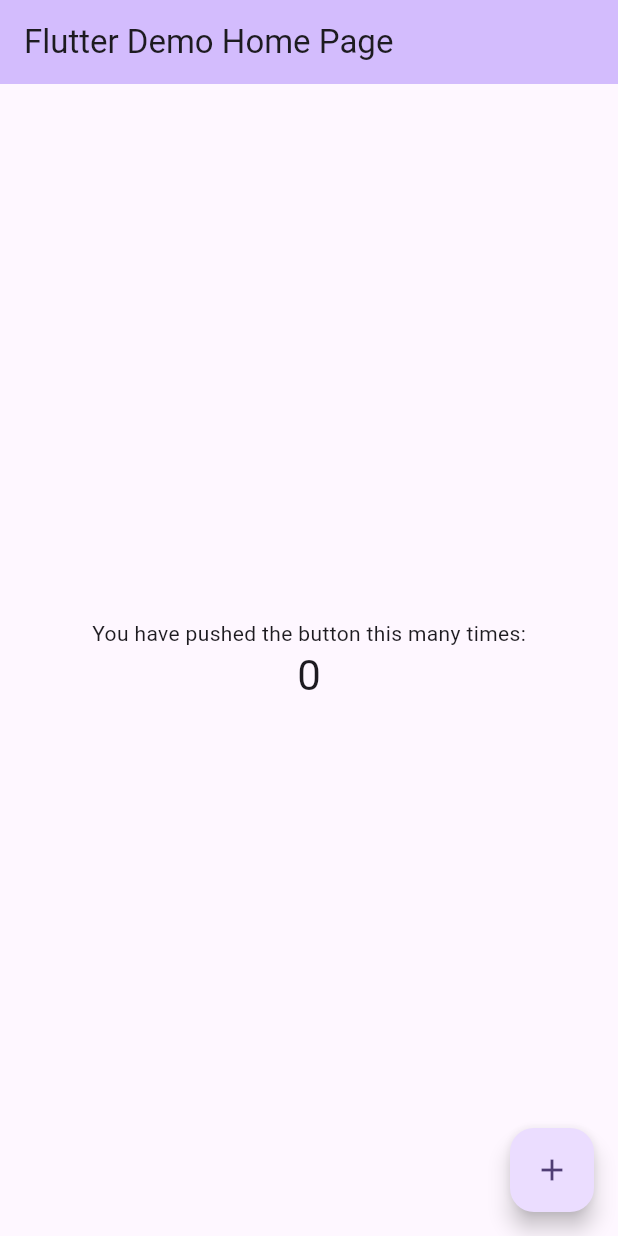
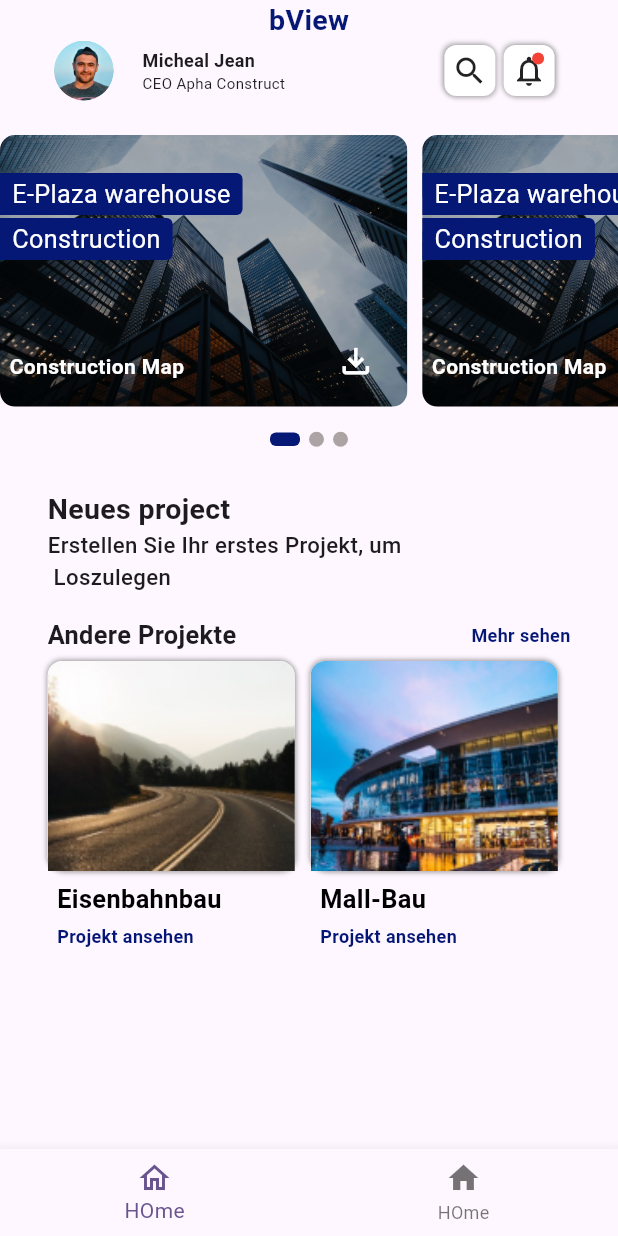
Before and after one commit to Temesgenzewude/construction_app, a Flutter app: the screen it shows after launch, on a phone screen of 412 x 824 dp. Run offline on Flutter 3.47's test engine with Material 3 defaults, Android fonts, the phone set to English and light mode, and no system bars; Roboto replaces fonts that are missing (Montserrat).

Commit message:
home feature

```diff
--- a/lib/main.dart
+++ b/lib/main.dart
@@ -1,3 +1,4 @@
+import 'package:construction_app/src/features/Home/presentation/screens/home_screen.dart';
 import 'package:flutter/material.dart';
 
 void main() {
@@ -12,6 +13,7 @@ class MyApp extends StatelessWidget {
   Widget build(BuildContext context) {
     return MaterialApp(
       title: 'Flutter Demo',
+      debugShowCheckedModeBanner: false,
       theme: ThemeData(
         // This is the theme of your application.
         //
@@ -31,7 +33,7 @@ class MyApp extends StatelessWidget {
         colorScheme: ColorScheme.fromSeed(seedColor: Colors.deepPurple),
         useMaterial3: true,
       ),
-      home: const MyHomePage(title: 'Flutter Demo Home Page'),
+      home: const HomeScreen(),
     );
   }
 }
--- /dev/null
+++ b/lib/src/common_widgets/dots_widget.dart
@@ -0,0 +1,33 @@
+// ignore_for_file: must_be_immutable
+
+import 'package:construction_app/src/common_widgets/selected_dot_widget.dart';
+import 'package:construction_app/src/common_widgets/unselected_dot_widget.dart';
+import 'package:flutter/material.dart';
+
+class DotsWidget extends StatefulWidget {
+  final int selectedIndex;
+  double? size;
+  int? totalDots;
+  DotsWidget(
+      {required this.selectedIndex, this.size, super.key, this.totalDots});
+
+  @override
+  State<DotsWidget> createState() => _DotsWidgetState();
+}
+
+class _DotsWidgetState extends State<DotsWidget> {
+  @override
+  Widget build(BuildContext context) {
+    return Row(
+      mainAxisAlignment: MainAxisAlignment.center,
+      children: List.generate(
+        widget.totalDots ?? 4,
+        (index) => index == widget.selectedIndex
+            ? SelectedDot(size: widget.size)
+            : UnselectedDot(
+                size: widget.size,
+              ),
+      ),
+    );
+  }
+}
--- /dev/null
+++ b/lib/src/common_widgets/selected_dot_widget.dart
@@ -0,0 +1,26 @@
+// ignore_for_file: unused_import, must_be_immutable
+
+import 'package:construction_app/src/constants/colors.dart';
+import 'package:flutter/material.dart';
+
+class SelectedDot extends StatelessWidget {
+  SelectedDot({super.key, this.size});
+  double? size;
+  @override
+  Widget build(BuildContext context) {
+    return Padding(
+      padding: const EdgeInsets.symmetric(horizontal: 3.0),
+      child: InkWell(
+        onTap: () {},
+        child: Container(
+          width: 20,
+          height: 9,
+          decoration: BoxDecoration(
+            color: AppColors.primary,
+            borderRadius: BorderRadius.circular(4),
+          ),
+        ),
+      ),
+    );
+  }
+}
--- /dev/null
+++ b/lib/src/common_widgets/unselected_dot_widget.dart
@@ -0,0 +1,24 @@
+import 'package:flutter/material.dart';
+
+class UnselectedDot extends StatelessWidget {
+  final double? size;
+  const UnselectedDot({super.key, this.size});
+
+  @override
+  Widget build(BuildContext context) {
+    return InkWell(
+      onTap: () {},
+      child: Padding(
+        padding: const EdgeInsets.symmetric(horizontal: 3.0),
+        child: Container(
+          width: 10,
+          height: 10,
+          decoration: const BoxDecoration(
+            color: Color.fromARGB(255, 172, 164, 164),
+            shape: BoxShape.circle,
+          ),
+        ),
+      ),
+    );
+  }
+}
--- /dev/null
+++ b/lib/src/features/Home/presentation/screens/home_screen.dart
@@ -0,0 +1,241 @@
+// ignore_for_file: must_be_immutable
+
+import 'package:construction_app/src/common_widgets/dots_widget.dart';
+import 'package:construction_app/src/constants/colors.dart';
+import 'package:construction_app/src/features/Home/presentation/widgets/app_bar.dart';
+import 'package:construction_app/src/features/Home/presentation/widgets/drawer_widget.dart';
+import 'package:construction_app/src/features/Home/presentation/widgets/project_card.dart';
+import 'package:construction_app/src/utils/app_sizer.dart';
+import 'package:flutter/material.dart';
+
+class HomeScreen extends StatefulWidget {
+  const HomeScreen({super.key});
+
+  @override
+  State<HomeScreen> createState() => _HomeScreenState();
+}
+
+class _HomeScreenState extends State<HomeScreen> {
+  int selected_widget = 0;
+  PageController _controller = PageController();
+
+  onSlide(int index) {
+    setState(() {
+      selected_widget = index;
+    });
+  }
+
+  @override
+  Widget build(BuildContext context) {
+    return Scaffold(
+      appBar: AppBar(
+        toolbarHeight: 70,
+        flexibleSpace: const HomeAppBarWidget(),
+        centerTitle: true,
+        automaticallyImplyLeading: false,
+      ),
+      drawer: DrawerWidget(),
+      body: Column(
+        children: [
+          Padding(
+            padding: const EdgeInsets.only(top: 20.0),
+            child: SizedBox(
+              height: AppSizer.getHeight(context, 194),
+              child: ListView.separated(
+                controller: _controller,
+                scrollDirection: Axis.horizontal,
+                itemBuilder: (context, index) {
+                  return Stack(
+                    children: [
+                      ClipRRect(
+                        borderRadius: BorderRadius.circular(10),
+                        child: ColorFiltered(
+                          colorFilter: ColorFilter.mode(
+                            Colors.black.withOpacity(
+                                0.3), // Color to be used for the filter
+                            BlendMode.darken, // Blend mode for the filter
+                          ),
+                          child: Image.asset(
+                            'assets/images/building.jpg',
+                            fit: BoxFit.cover,
+                          ),
+                        ),
+                      ),
+                      Positioned(
+                        top: AppSizer.getWidth(context, 24),
+                        child: Column(
+                          crossAxisAlignment: CrossAxisAlignment.start,
+                          children: [
+                            Container(
+                              padding: const EdgeInsets.symmetric(
+                                  horizontal: 8, vertical: 2),
+                              decoration: const BoxDecoration(
+                                color: AppColors.primary,
+                                borderRadius: BorderRadius.only(
+                                  topRight: Radius.circular(4),
+                                  bottomRight: Radius.circular(4),
+                                ),
+                              ),
+                              child: Text(
+                                'E-Plaza warehouse',
+                                style: TextStyle(
+                                  color: Colors.white,
+                                  fontSize: AppSizer.getHeight(context, 18),
+                                ),
+                              ),
+                            ),
+                            const SizedBox(
+                              height: 2,
+                            ),
+                            Container(
+                              padding: const EdgeInsets.symmetric(
+                                  horizontal: 8, vertical: 2),
+                              decoration: const BoxDecoration(
+                                color: AppColors.primary,
+                                borderRadius: BorderRadius.only(
+                                  topRight: Radius.circular(4),
+                                  bottomRight: Radius.circular(4),
+                                ),
+                              ),
+                              child: Text(
+                                'Construction',
+                                style: TextStyle(
+                                  color: Colors.white,
+                                  fontSize: AppSizer.getHeight(context, 18),
+                                ),
+                              ),
+                            ),
+                          ],
+                        ),
+                      ),
+                      Positioned(
+                        bottom: AppSizer.getHeight(context, 18),
+                        left: AppSizer.getWidth(context, 6),
+                        child: const Text(
+                          'Construction Map',
+                          style: TextStyle(
+                            color: Colors.white,
+                            fontWeight: FontWeight.bold,
+                          ),
+                        ),
+                      ),
+                      Positioned(
+                        bottom: AppSizer.getHeight(context, 18),
+                        right: AppSizer.getWidth(context, 20),
+                        child: Icon(
+                          Icons.file_download_outlined,
+                          color: Colors.white,
+                          size: AppSizer.getWidth(context, 25),
+                        ),
+                      )
+                    ],
+                  );
+                },
+                separatorBuilder: (context, index) {
+                  return const SizedBox(width: 10);
+                },
+                itemCount: 3,
+              ),
+            ),
+          ),
+          SizedBox(
+            height: AppSizer.getHeight(context, 18),
+          ),
+          Center(
+            child: DotsWidget(
+              selectedIndex: 0,
+              size: 20,
+              totalDots: 3,
+            ),
+          ),
+          Padding(
+            padding: EdgeInsets.symmetric(
+              horizontal: AppSizer.getWidth(context, 30),
+              vertical: AppSizer.getHeight(context, 30),
+            ),
+            child: Column(
+              crossAxisAlignment: CrossAxisAlignment.start,
+              children: [
+                Text(
+                  'Neues project',
+                  style: TextStyle(
+                    fontSize: AppSizer.getWidth(context, 18),
+                    fontWeight: FontWeight.w600,
+                  ),
+                ),
+                Text(
+                  'Erstellen Sie Ihr erstes Projekt, um \n Loszulegen',
+                  style: TextStyle(
+                    fontSize: AppSizer.getWidth(context, 14),
+                    fontWeight: FontWeight.w500,
+                  ),
+                ),
+                SizedBox(
+                  height: AppSizer.getHeight(context, 18),
+                ),
+                Row(
+                  mainAxisAlignment: MainAxisAlignment.spaceBetween,
+                  children: [
+                    Text(
+                      'Andere Projekte',
+                      style: TextStyle(
+                        fontSize: AppSizer.getWidth(context, 16),
+                        fontWeight: FontWeight.w600,
+                      ),
+                    ),
+                    InkWell(
+                      splashColor: Colors.transparent,
+                      highlightColor: Colors.transparent,
+                      hoverColor: Colors.transparent,
+                      onTap: () {},
+                      child: const Text(
+                        'Mehr sehen',
+                        style: TextStyle(
+                          fontSize: 12,
+                          fontWeight: FontWeight.w600,
+                          color: AppColors.primary,
+                        ),
+                      ),
+                    )
+                  ],
+                ),
+                const SizedBox(
+                  height: 5,
+                ),
+                Row(
+                  children: [
+                    ProjectCard(
+                      projectTitle: 'Eisenbahnbau',
+                      imageUrl: 'assets/images/project_picture_1.png',
+                    ),
+                    SizedBox(
+                      width: AppSizer.getWidth(context, 10),
+                    ),
+                    ProjectCard(
+                      projectTitle: 'Mall-Bau',
+                      imageUrl: 'assets/images/project_picture_2.png',
+                    ),
+                  ],
+                )
+              ],
+            ),
+          ),
+        ],
+      ),
+      bottomNavigationBar: BottomNavigationBar(
+        items: const [
+          BottomNavigationBarItem(
+              icon: Icon(
+                Icons.home_outlined,
+              ),
+              label: 'HOme'),
+          BottomNavigationBarItem(
+              icon: Icon(
+                Icons.home,
+              ),
+              label: 'HOme')
+        ],
+      ),
+    );
+  }
+}
--- a/pubspec.yaml
+++ b/pubspec.yaml
@@ -62,9 +62,8 @@ flutter:
   uses-material-design: true
 
   # To add assets to your application, add an assets section, like this:
-  # assets:
-  #   - images/a_dot_burr.jpeg
-  #   - images/a_dot_ham.jpeg
+  assets:
+    - assets/images/
 
   # An image asset can refer to one or more resolution-specific "variants", see
   # https://flutter.dev/assets-and-images/#resolution-aware
```
